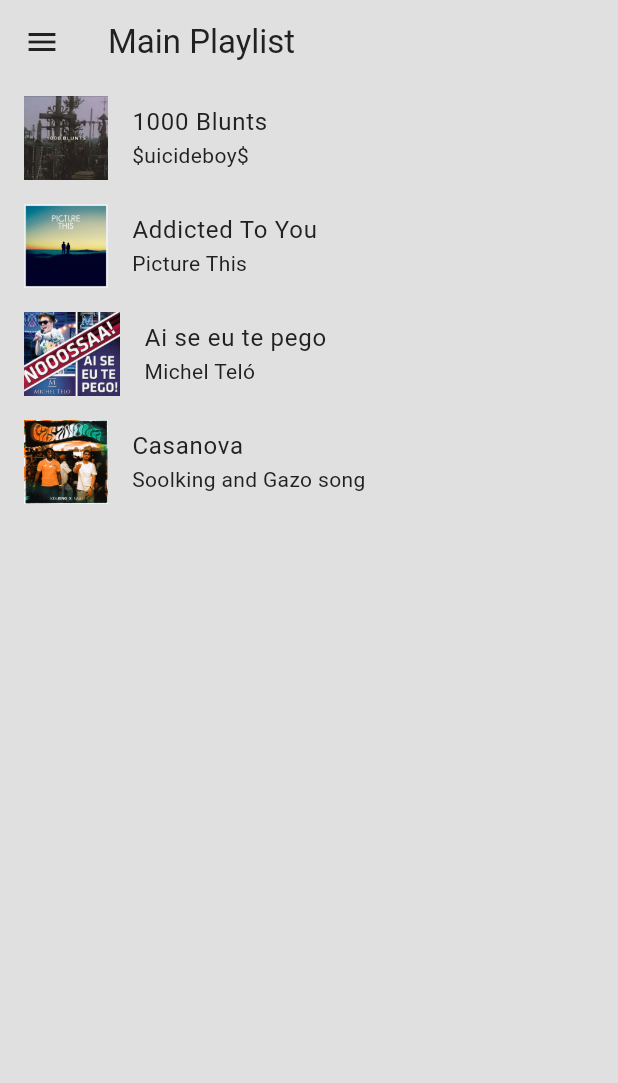
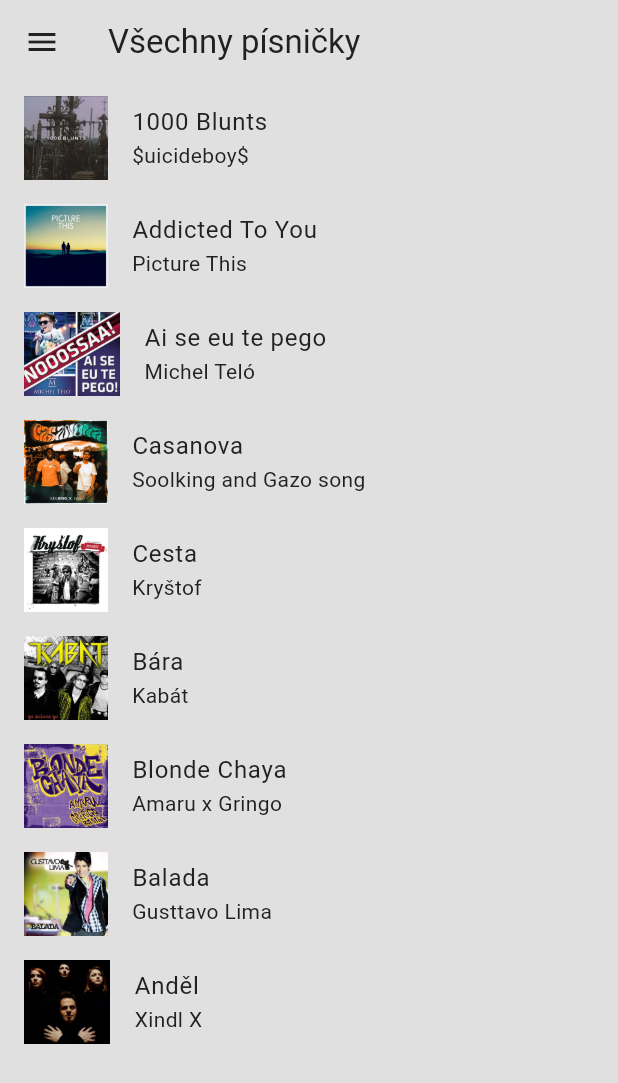
Before and after one commit to crhaxx/flutter_music_app, a Flutter app: the screen it shows after launch, on a phone screen of 412 x 824 dp. Shown: the top 1083 px of the screen. Run offline on Flutter 3.47's test engine with Material 3 defaults, Android fonts, the phone set to English and light mode, and no system bars; our stand-ins replace audioplayers.

Commit message:
first 9 songs

```diff
--- a/lib/components/my_drawer.dart
+++ b/lib/components/my_drawer.dart
@@ -33,7 +33,7 @@
             padding: const EdgeInsets.only(left: 25.0, top: 25.0),
             child: ListTile(
               title: Text(
-                "Main Playlist",
+                "Všechny písničky",
                 style: TextStyle(
                     color: Theme.of(context).colorScheme.inversePrimary),
               ),
@@ -50,7 +50,7 @@
             padding: const EdgeInsets.only(left: 25.0, top: 0),
             child: ListTile(
               title: Text(
-                "Settings",
+                "Nastavení",
                 style: TextStyle(
                     color: Theme.of(context).colorScheme.inversePrimary),
               ),
@@ -74,7 +74,7 @@
             padding: const EdgeInsets.only(left: 25.0, top: 25.0),
             child: ListTile(
               title: Text(
-                "Soon",
+                "Více brzy",
                 style: TextStyle(
                     color: Theme.of(context).colorScheme.inversePrimary),
               ),
--- a/lib/models/playlist_provider.dart
+++ b/lib/models/playlist_provider.dart
@@ -34,6 +34,46 @@
       artistName: 'Soolking and Gazo song',
       albumArtImagePath: "assets/images/Casanova.png",
       audioPath: "./audio/Casanova.mp3",
+    ),
+
+    //Note: song 5
+    Song(
+      songName: "Cesta",
+      artistName: 'Kryštof',
+      albumArtImagePath: "assets/images/cesta.jpg",
+      audioPath: "./audio/cesta.mp3",
+    ),
+
+    //Note: song 6
+    Song(
+      songName: "Bára",
+      artistName: 'Kabát',
+      albumArtImagePath: "assets/images/bara.jpg",
+      audioPath: "./audio/Bara.mp3",
+    ),
+
+    //Note: song 7
+    Song(
+      songName: "Blonde Chaya",
+      artistName: 'Amaru x Gringo',
+      albumArtImagePath: "assets/images/blondechaya.jpg",
+      audioPath: "./audio/blondechaya.mp3",
+    ),
+
+    //Note: song 8
+    Song(
+      songName: "Balada",
+      artistName: 'Gusttavo Lima',
+      albumArtImagePath: "assets/images/Balada.jpg",
+      audioPath: "./audio/Balada.mp3",
+    ),
+
+    //Note: song 9
+    Song(
+      songName: "Anděl",
+      artistName: 'Xindl X',
+      albumArtImagePath: "assets/images/Anděl.jpg",
+      audioPath: "./audio/Anděl.mp3",
     ),
   ];
 
--- a/lib/pages/home_page.dart
+++ b/lib/pages/home_page.dart
@@ -59,7 +59,7 @@
           },
         ),
         title: Text(
-          "Main Playlist",
+          "Všechny písničky",
           style: TextStyle(color: Theme.of(context).colorScheme.inversePrimary),
         ),
         backgroundColor: Theme.of(context).colorScheme.background,
--- a/lib/pages/settings_page.dart
+++ b/lib/pages/settings_page.dart
@@ -28,7 +28,7 @@
           },
         ),
         title: Text(
-          "Settings",
+          "Nastavení",
           style: TextStyle(color: Theme.of(context).colorScheme.inversePrimary),
         ),
         backgroundColor: Theme.of(context).colorScheme.background,
@@ -44,7 +44,7 @@
           children: [
             //Note: dark mode
             Text(
-              "Dark Mode",
+              "Tmavý režim",
               style: TextStyle(
                   fontWeight: FontWeight.bold,
                   color: Theme.of(context).colorScheme.inversePrimary),
```
Also changed, not shown: assets/images/Anděl.jpg (added), assets/images/Balada.jpg (added), assets/images/bara.jpg (added), assets/images/blondechaya.jpg (added), assets/images/cesta.jpg (added), 5 other files.
